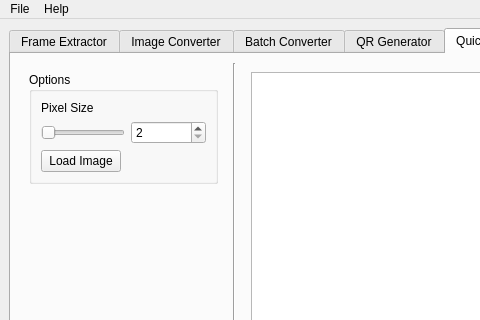
Qt form src/ui/form.ui (LyAhn/ImageNexus) before a commit; both pictures show x 0 to 480 and y 0 to 320 of the 872 by 602 pixel window.
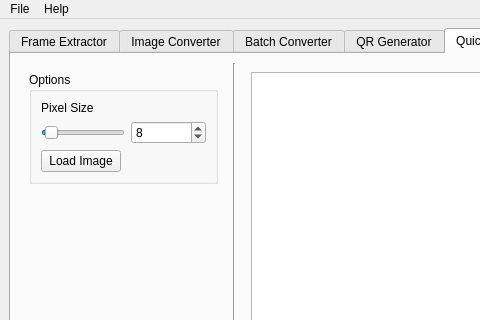
The same form after that commit. The open tabs and pages were chosen to show the change. Icons and pictures are not drawn.

Commit message:
QR Tab: Set default pixel size to 8
Sets both the slider and spin box to 8

What changed in the file:
```diff
--- a/src/ui/form.ui
+++ b/src/ui/form.ui
@@ -798,6 +798,9 @@
                 <property name="maximum">
                  <number>128</number>
                 </property>
+                <property name="sliderPosition">
+                 <number>8</number>
+                </property>
                 <property name="orientation">
                  <enum>Qt::Orientation::Horizontal</enum>
                 </property>
@@ -823,6 +826,9 @@
                 <property name="maximum">
                  <number>128</number>
                 </property>
+                <property name="value">
+                 <number>8</number>
+                </property>
                </widget>
               </item>
               <item row="2" column="0">
```
The commit also changes 2 other files.
